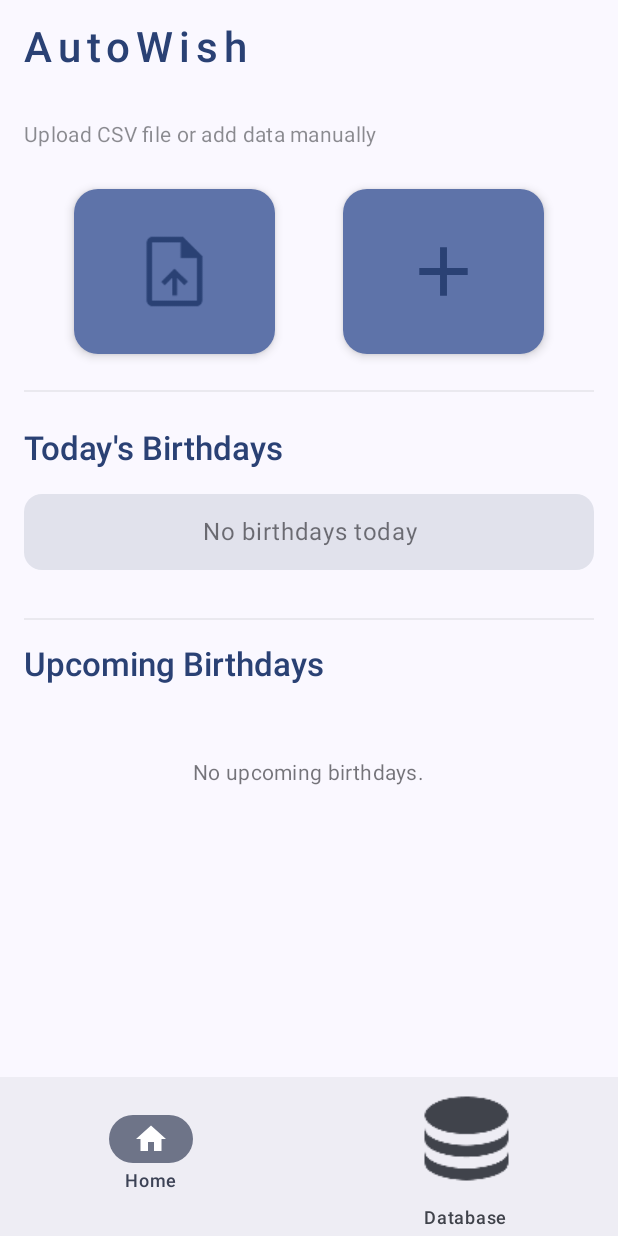
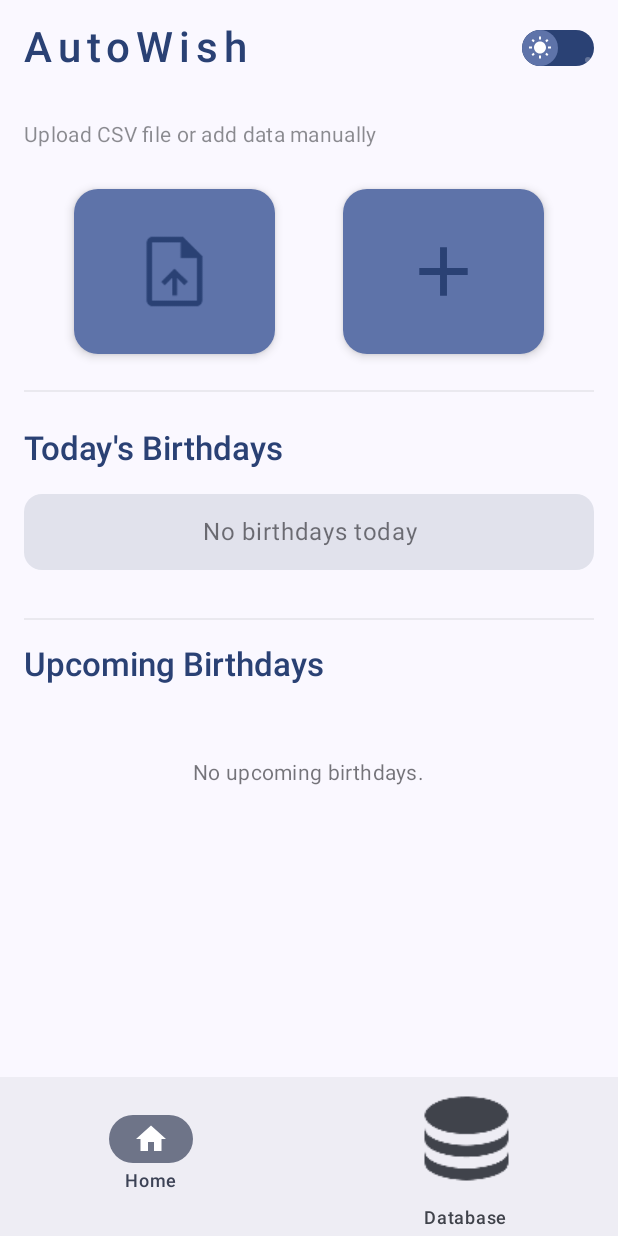
Before and after one commit to diveshpatil9104/AutoSms, an Android app built with Jetpack Compose: the screen it shows after launch (MainActivity), on a phone screen of 412 x 824 dp. Run offline under Robolectric (Android 15) with nearby library versions, the phone set to English and light mode, and no system bars; our stand-ins replace Room's generated code; 1 statement that could not run was skipped.

Commit message:
tjeme toggel

```diff
--- a/app/build.gradle.kts
+++ b/app/build.gradle.kts
@@ -82,7 +82,7 @@ dependencies {
     implementation ("org.apache.poi:poi:5.2.3")        // for .xls files
     implementation ("org.apache.poi:poi-ooxml:5.2.3")
 // Coroutines
-
+    implementation ("androidx.compose.material:material-icons-extended:1.6.8")
     implementation ("androidx.navigation:navigation-compose:2.7.7")
     implementation ("org.jetbrains.kotlinx:kotlinx-coroutines-android:1.7.3")
     implementation(libs.androidx.ui.graphics)
--- a/app/src/main/java/com/example/autowish/HomeScreen.kt
+++ b/app/src/main/java/com/example/autowish/HomeScreen.kt
@@ -1,25 +1,46 @@
 package com.example.autowish
 
+import androidx.compose.animation.Crossfade
+import androidx.compose.animation.animateColorAsState
+import androidx.compose.animation.core.*
+import androidx.compose.foundation.background
+import androidx.compose.foundation.clickable
+import androidx.compose.foundation.layout.Box
+import androidx.compose.foundation.layout.offset
+import androidx.compose.foundation.layout.size
+import androidx.compose.foundation.shape.CircleShape
+import androidx.compose.foundation.shape.RoundedCornerShape
+import androidx.compose.material.icons.filled.Nightlight
+import androidx.compose.material.icons.filled.WbSunny
+import androidx.compose.material3.Icon
+import androidx.compose.material3.MaterialTheme
+import androidx.compose.runtime.*
+import androidx.compose.ui.draw.clip
+import androidx.compose.ui.graphics.graphicsLayer
+import androidx.compose.ui.hapticfeedback.HapticFeedbackType
+import androidx.compose.ui.platform.LocalHapticFeedback
+import androidx.compose.ui.unit.Dp
+import androidx.compose.ui.unit.dp
+import kotlinx.coroutines.delay
+import kotlin.math.cos
+import kotlin.math.sin
+import kotlin.random.Random
 import android.net.Uri
 import androidx.activity.compose.rememberLauncherForActivityResult
 import androidx.activity.result.contract.ActivityResultContracts
-import androidx.compose.animation.core.Spring
-import androidx.compose.animation.core.animateFloatAsState
-import androidx.compose.animation.core.spring
-import androidx.compose.animation.core.withInfiniteAnimationFrameMillis
-import androidx.compose.foundation.ExperimentalFoundationApi
-import androidx.compose.foundation.Image
-import androidx.compose.foundation.background
+import androidx.compose.animation.animateColorAsState
+import androidx.compose.animation.core.*
+import androidx.compose.foundation.*
 import androidx.compose.foundation.layout.*
 import androidx.compose.foundation.lazy.LazyColumn
 import androidx.compose.foundation.lazy.items
 import androidx.compose.foundation.pager.HorizontalPager
 import androidx.compose.foundation.pager.rememberPagerState
 import androidx.compose.foundation.shape.CircleShape
-import androidx.compose.foundation.shape.RoundedCornerShape
 import androidx.compose.material.icons.Icons
 import androidx.compose.material.icons.filled.Add
-import androidx.compose.material.icons.filled.Settings
+import androidx.compose.material.icons.filled.Nightlight
+import androidx.compose.material.icons.filled.WbSunny
 import androidx.compose.material3.*
 import androidx.compose.runtime.*
 import androidx.compose.ui.Alignment
@@ -30,6 +51,7 @@ import androidx.compose.ui.draw.scale
 import androidx.compose.ui.graphics.Brush
 import androidx.compose.ui.graphics.Color
 import androidx.compose.ui.graphics.ColorFilter
+import androidx.compose.ui.graphics.graphicsLayer
 import androidx.compose.ui.layout.ContentScale
 import androidx.compose.ui.platform.LocalContext
 import androidx.compose.ui.res.painterResource
@@ -46,7 +68,7 @@ import java.util.*
 
 @OptIn(ExperimentalMaterial3Api::class, ExperimentalFoundationApi::class)
 @Composable
-fun HomeScreen(navController: NavController) {
+fun HomeScreen(navController: NavController, isDarkTheme: Boolean, onThemeToggle: () -> Unit) {
     val context = LocalContext.current
     val db = BirthdayDatabase.getInstance(context)
     var todayBirthdays by remember { mutableStateOf<List<BirthdayEntry>>(emptyList()) }
@@ -224,13 +246,24 @@ fun HomeScreen(navController: NavController) {
                         )
                     )
                 },
+                actions = {
+                    Row(
+                        modifier = Modifier.padding(horizontal = 12.dp),
+                        horizontalArrangement = Arrangement.End
+                    ) {
+                        ThemeSwitch(
+                            isDarkTheme = isDarkTheme,
+                            onThemeToggle = onThemeToggle
+                        )
+                    }
+                },
                 colors = TopAppBarDefaults.topAppBarColors(
                     containerColor = Color.Transparent,
                     titleContentColor = MaterialTheme.colorScheme.primary
                 ),
                 modifier = Modifier
                     .background(Color.Transparent)
-                    .windowInsetsPadding(WindowInsets.safeDrawing.only(WindowInsetsSides.Top))
+                    .windowInsetsPadding(WindowInsets.safeDrawing.only(WindowInsetsSides.Top + WindowInsetsSides.Horizontal))
             )
         },
         bottomBar = {
@@ -261,9 +294,7 @@ fun HomeScreen(navController: NavController) {
                     .padding(horizontal = 16.dp),
                 horizontalAlignment = Alignment.CenterHorizontally
             ) {
-                item {
-                    Spacer(modifier = Modifier.height(16.dp))
-                }
+                item { Spacer(modifier = Modifier.height(16.dp)) }
                 item {
                     Text(
                         text = "Upload CSV file or add data manually",
@@ -274,15 +305,12 @@ fun HomeScreen(navController: NavController) {
                             .fillMaxWidth()
                     )
                 }
-
                 item {
                     UploadAddCards(
                         onShowCsvDialog = { showCsvDialog = true },
                         onShowForm = { showForm = true }
                     )
                 }
-
-
                 item {
                     Divider(
                         modifier = Modifier
@@ -292,7 +320,6 @@ fun HomeScreen(navController: NavController) {
                     )
                 }
                 item { Spacer(modifier = Modifier.height(8.dp)) }
-
                 item {
                     Text(
                         text = "Today's Birthdays",
@@ -390,7 +417,6 @@ fun HomeScreen(navController: NavController) {
         }
     }
 
-
     if (showCsvDialog) {
         AlertDialog(
             onDismissRequest = { showCsvDialog = false },
@@ -444,6 +470,115 @@ fun HomeScreen(navController: NavController) {
     }
 }
 
+@Composable
+fun ThemeSwitch(
+    isDarkTheme: Boolean,
+    onThemeToggle: () -> Unit,
+    modifier: Modifier = Modifier
+) {
+    val thumbOffset by animateFloatAsState(
+        targetValue = if (isDarkTheme) 24f else 0f,
+        animationSpec = spring(
+            dampingRatio = Spring.DampingRatioMediumBouncy,
+            stiffness = Spring.StiffnessMedium
+        ),
+        label = "ThumbOffset"
+    )
+    val trackColor by animateColorAsState(
+        targetValue = if (isDarkTheme) MaterialTheme.colorScheme.secondary
+        else MaterialTheme.colorScheme.primary,
+        animationSpec = spring(
+            dampingRatio = Spring.DampingRatioNoBouncy,
+            stiffness = Spring.StiffnessLow
+        ),
+        label = "TrackColor"
+    )
+    val rotation by animateFloatAsState(
+        targetValue = if (isDarkTheme) 360f else 0f,
+        animationSpec = spring(
+            dampingRatio = Spring.DampingRatioMediumBouncy,
+            stiffness = Spring.StiffnessMedium
+        ),
+        label = "IconRotation"
+    )
+    val scale by animateFloatAsState(
+        targetValue = if (isDarkTheme) 1f else 1f,
+        animationSpec = keyframes {
+            durationMillis = 300
+            0.8f at 0 with LinearEasing
+            1.2f at 150 with LinearEasing
+            1f at 300 with LinearEasing
+        },
+        label = "IconScale"
+    )
+
+    // Particle effect for transition
+    val infiniteTransition = rememberInfiniteTransition(label = "ParticleAnimation")
+    val particleAlpha by infiniteTransition.animateFloat(
+        initialValue = 1f,
+        targetValue = 0f,
+        animationSpec = infiniteRepeatable(
+            animation = tween(durationMillis = 600, easing = FastOutSlowInEasing),
+            repeatMode = RepeatMode.Restart
+        ),
+        label = "ParticleAlpha"
+    )
+
+    // Resolve color outside Canvas
+    val particleColor = MaterialTheme.colorScheme.onPrimaryContainer
+
+    Box(
+        modifier = Modifier
+            .size(width = 48.dp, height = 24.dp)
+            .clip(RoundedCornerShape(12.dp))
+            .background(trackColor)
+            .clickable(onClick = onThemeToggle),
+        contentAlignment = Alignment.CenterStart
+    ) {
+        // Particle effect (small stars/dots)
+        if (particleAlpha > 0f) {
+            Canvas(
+                modifier = Modifier
+                    .fillMaxSize()
+                    .offset(x = (thumbOffset + 12f).dp, y = 12.dp)
+            ) {
+                drawCircle(
+                    color = particleColor.copy(alpha = particleAlpha * 0.5f),
+                    radius = 2.dp.toPx(),
+                    center = center.copy(x = center.x + 8.dp.toPx(), y = center.y - 4.dp.toPx())
+                )
+                drawCircle(
+                    color = particleColor.copy(alpha = particleAlpha * 0.3f),
+                    radius = 1.5.dp.toPx(),
+                    center = center.copy(x = center.x - 6.dp.toPx(), y = center.y + 4.dp.toPx())
+                )
+            }
+        }
+
+        // Thumb with icon
+        Box(
+            modifier = Modifier
+                .offset(x = thumbOffset.dp)
+                .size(24.dp)
+                .clip(CircleShape)
+                .background(MaterialTheme.colorScheme.primaryContainer),
+            contentAlignment = Alignment.Center
+        ) {
+            Icon(
+                imageVector = if (isDarkTheme) Icons.Default.Nightlight else Icons.Default.WbSunny,
+                contentDescription = "Toggle ${if (isDarkTheme) "light" else "dark"} mode",
+                tint = MaterialTheme.colorScheme.onPrimaryContainer,
+                modifier = Modifier
+                    .size(16.dp)
+                    .graphicsLayer {
+                        rotationZ = rotation
+                        scaleX = scale
+                        scaleY = scale
+                    }
+            )
+        }
+    }
+}
 
 @OptIn(ExperimentalFoundationApi::class)
 @Composable
@@ -591,7 +726,9 @@ fun HeroBirthdayCarousel(birthdays: List<BirthdayEntry>) {
             }
         }
     }
-}@Composable
+}
+
+@Composable
 fun UploadAddCards(
     onShowCsvDialog: () -> Unit,
     onShowForm: () -> Unit
--- a/app/src/main/java/com/example/autowish/MainActivity.kt
+++ b/app/src/main/java/com/example/autowish/MainActivity.kt
@@ -1,4 +1,5 @@
 package com.example.autowish
+
 
 import android.Manifest
 import android.content.Context
@@ -16,7 +17,7 @@ import androidx.activity.result.contract.ActivityResultContracts
 import androidx.compose.foundation.layout.fillMaxSize
 import androidx.compose.material3.MaterialTheme
 import androidx.compose.material3.Surface
-import androidx.compose.runtime.Composable
+import androidx.compose.runtime.*
 import androidx.compose.ui.Modifier
 import androidx.core.view.WindowCompat
 import androidx.core.view.WindowInsetsControllerCompat
@@ -58,10 +59,10 @@ class MainActivity : ComponentActivity() {
         window.navigationBarColor = Color.TRANSPARENT
 
         // Adjust icon color based on theme
-        val isDarkTheme = resources.configuration.uiMode and android.content.res.Configuration.UI_MODE_NIGHT_MASK == android.content.res.Configuration.UI_MODE_NIGHT_YES
+        val isDarkThemeInitial = resources.configuration.uiMode and android.content.res.Configuration.UI_MODE_NIGHT_MASK == android.content.res.Configuration.UI_MODE_NIGHT_YES
         val insetsController = WindowInsetsControllerCompat(window, window.decorView)
-        insetsController.isAppearanceLightStatusBars = !isDarkTheme
-        insetsController.isAppearanceLightNavigationBars = !isDarkTheme
+        insetsController.isAppearanceLightStatusBars = !isDarkThemeInitial
+        insetsController.isAppearanceLightNavigationBars = !isDarkThemeInitial
 
         // Request permissions
         val permissions = mutableListOf(
@@ -109,12 +110,16 @@ class MainActivity : ComponentActivity() {
 
         // Compose content
         setContent {
-            AutoWishTheme {
+            var isDarkTheme by remember { mutableStateOf(isDarkThemeInitial) }
+            AutoWishTheme(darkTheme = isDarkTheme) {
                 Surface(
                     modifier = Modifier.fillMaxSize(),
                     color = MaterialTheme.colorScheme.background
                 ) {
-                    AppNavigation()
+                    AppNavigation(
+                        isDarkTheme = isDarkTheme,
+                        onThemeToggle = { isDarkTheme = !isDarkTheme }
+                    )
                 }
             }
         }
@@ -122,10 +127,19 @@ class MainActivity : ComponentActivity() {
 }
 
 @Composable
-fun AppNavigation() {
+fun AppNavigation(
+    isDarkTheme: Boolean,
+    onThemeToggle: () -> Unit
+) {
     val navController = rememberNavController()
     NavHost(navController = navController, startDestination = "home") {
-        composable("home") { HomeScreen(navController) }
+        composable("home") {
+            HomeScreen(
+                navController = navController,
+                isDarkTheme = isDarkTheme,
+                onThemeToggle = onThemeToggle
+            )
+        }
         composable("Database") { DatabaseScreen(navController) }
     }
 }
```
Lines whose indentation alone changed are shown as unchanged.
